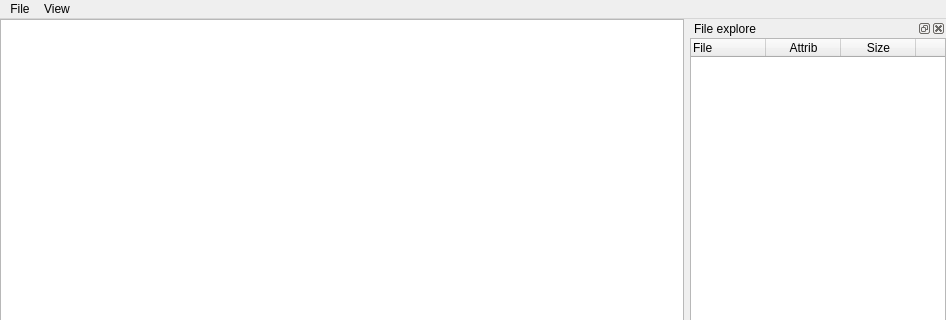
roman5566/i360gm, file i360gmanager/uiMain.ui: the form before one commit; both pictures show x 0 to 946 and y 0 to 320 of the 946 by 796 pixel window.
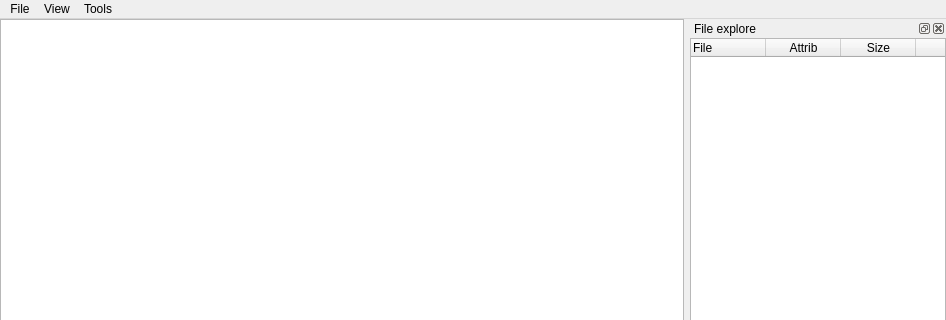
The form after the commit. Icons and pictures are not drawn.

The edit to the form file:
```diff
--- a/i360gmanager/uiMain.ui
+++ b/i360gmanager/uiMain.ui
@@ -213,8 +213,15 @@
     <addaction name="actionFileExplorer"/>
     <addaction name="actionLogWindow"/>
    </widget>
+   <widget class="QMenu" name="menuTools">
+    <property name="title">
+     <string>Tools</string>
+    </property>
+    <addaction name="actionCheckHashCollision"/>
+   </widget>
    <addaction name="menuFile"/>
    <addaction name="menuView"/>
+   <addaction name="menuTools"/>
   </widget>
   <widget class="QStatusBar" name="statusBar"/>
   <widget class="QDockWidget" name="DockProgress">
```
Left out of the diff: 5 changed lines with no effect on the pictures.
